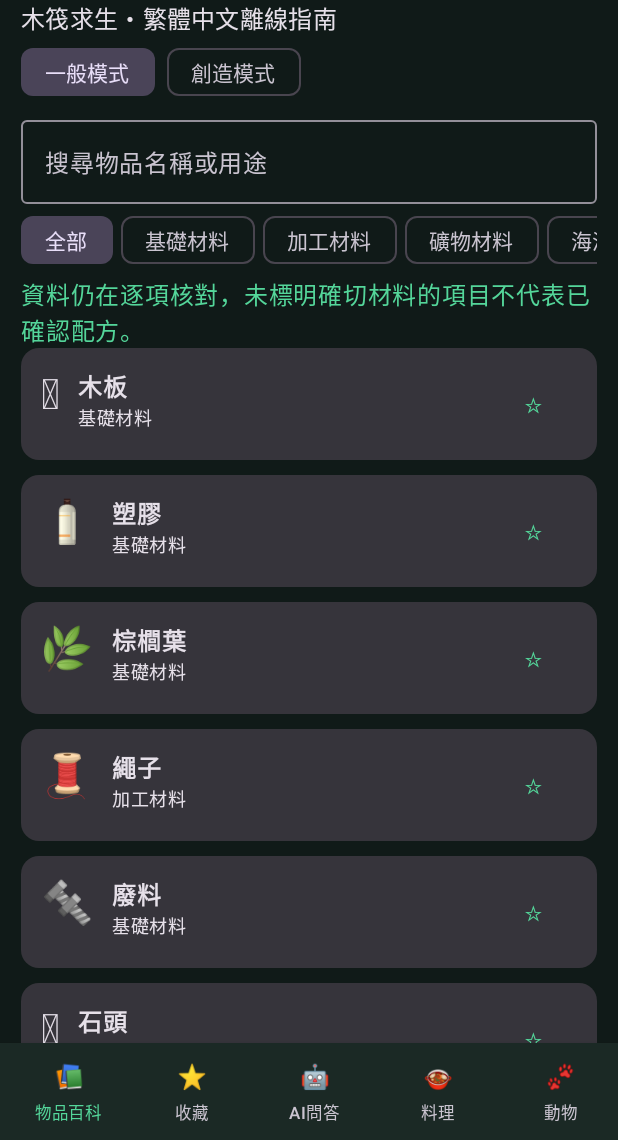
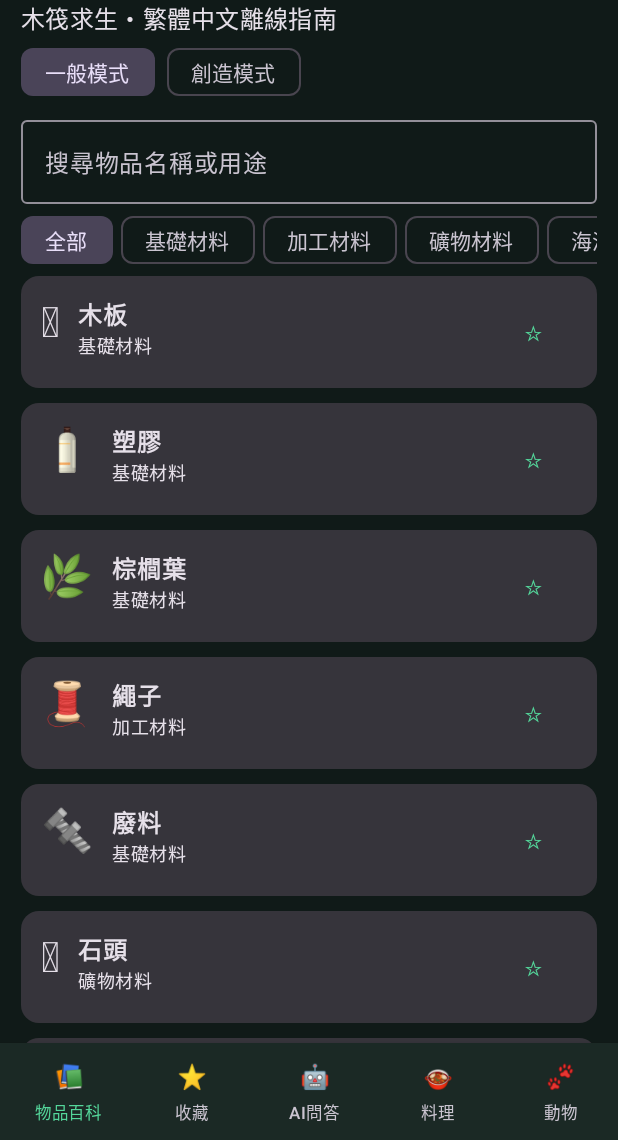
Before and after one commit to a0906701882-byte/raft-guide, an Android app built with Jetpack Compose: the screen it shows after launch (MainActivity), on a phone screen of 412 x 824 dp, the part 96-1236 px from its top. Run offline under Robolectric (Android 15) with nearby library versions, the phone set to English and light mode, and no system bars.

Commit message:
Remove item verification notice

```diff
--- a/app/src/main/java/com/watermelon/raftguide/MainActivity.kt
+++ b/app/src/main/java/com/watermelon/raftguide/MainActivity.kt
@@ -468,7 +468,7 @@ fun GuideApp(){
  if(page=="物品百科")LazyRow(horizontalArrangement=Arrangement.spacedBy(5.dp)){items(categories){c->FilterChip(selected=category==c,onClick={category=c},label={Text(c)})}}
  if(chosen==null){
  val list=if(page=="收藏")favoriteItems else filtered
- Text("資料仍在逐項核對，未標明確切材料的項目不代表已確認配方。",color=MaterialTheme.colorScheme.primary)
+
  LazyColumn(Modifier.weight(1f).fillMaxWidth(),verticalArrangement=Arrangement.spacedBy(10.dp),contentPadding=PaddingValues(bottom=32.dp)){
  items(list,key={it.name+it.cat},contentType={"raft_item"}){item->Card(Modifier.fillMaxWidth().clickable{chosen=item}){
  Row(Modifier.padding(13.dp),horizontalArrangement=Arrangement.spacedBy(12.dp)){
```
